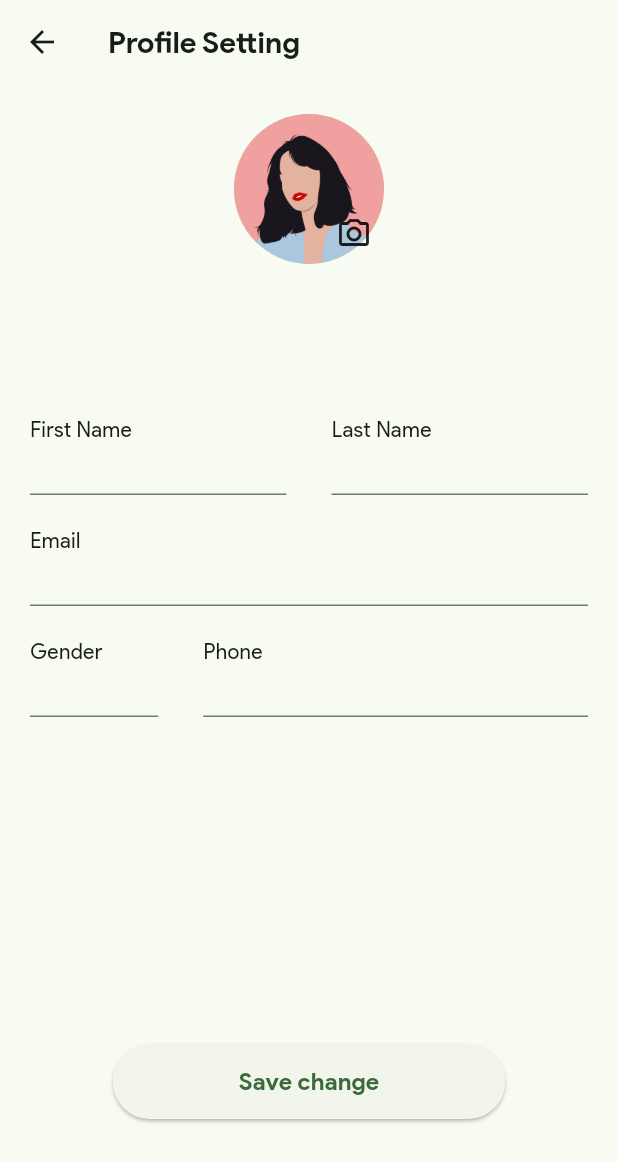
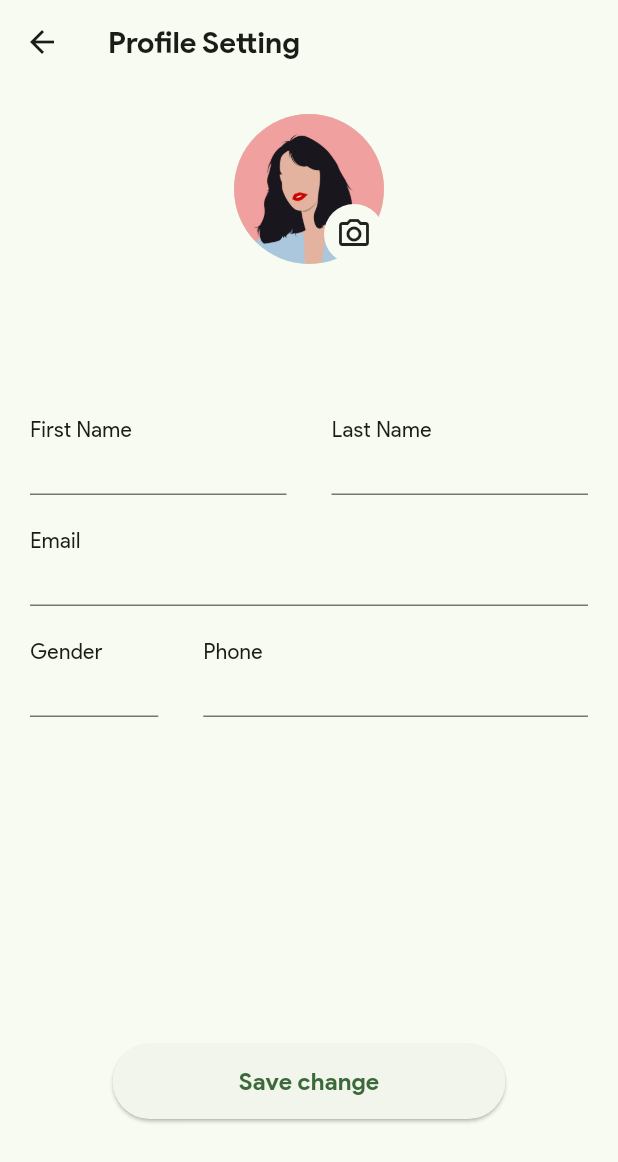
Before and after one commit to hanh2fpts/fluxstore, a Flutter app: the ProfileSettingPage screen opened by its route, on a phone screen of 412 x 824 dp. Shown: the top 1162 px of the screen. Run offline on Flutter 3.47's test engine with Material 2 defaults, Android fonts, the phone set to English and light mode, and no system bars; our stand-ins replace carousel_slider, flutter_bloc, flutter_secure_storage, flutter_svg, get_it, shared_preferences and 1 more; accounts and stored records are empty.

Commit message:
update project

```diff
--- a/lib/presentation/profile/profile_setting_page.dart
+++ b/lib/presentation/profile/profile_setting_page.dart
@@ -32,8 +32,9 @@ class ProfileSettingPage extends StatelessWidget {
                   right: 0,
                   child: Container(
                     padding: const EdgeInsets.all(8),
-                    decoration: const BoxDecoration(
+                    decoration: BoxDecoration(
                       shape: BoxShape.circle,
+                      color: Theme.of(context).colorScheme.background,
                     ),
                     child: const Icon(Icons.camera_alt_outlined),
                   ),
--- a/lib/presentation/widget/search_bar_widget.dart
+++ b/lib/presentation/widget/search_bar_widget.dart
@@ -40,7 +40,10 @@ class SearchBarWidget extends StatelessWidget {
                   ),
                 )),
             onPressed: () {},
-            child: SvgPicture.asset('assets/icons/icon_filter.svg'),
+            child: IconButton(
+              icon: const Icon(Icons.sort),
+              onPressed: () {},
+            ),
           ),
         )
       ],
```
